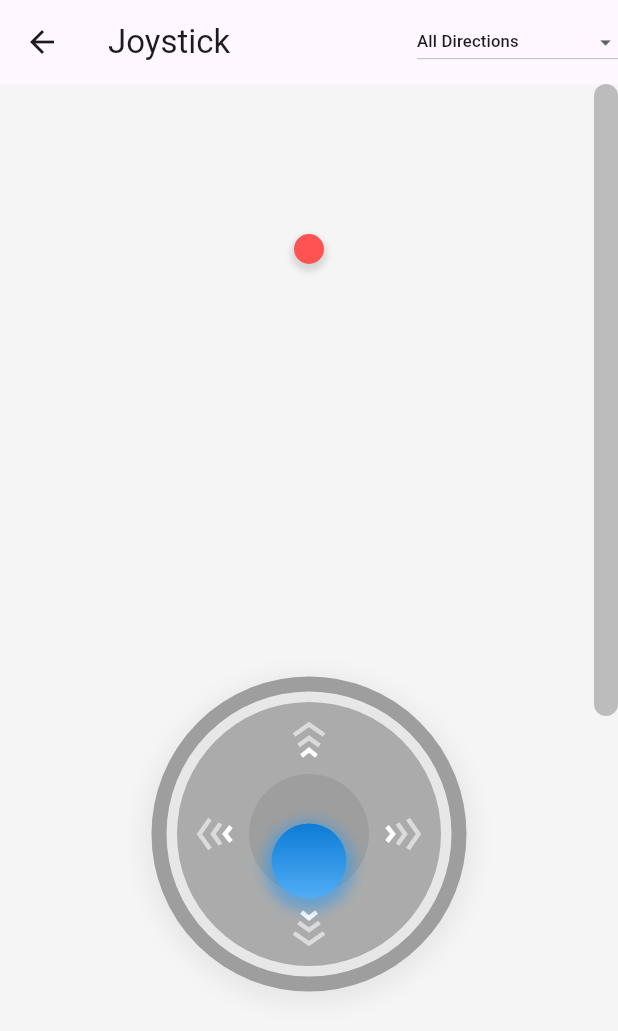
After one commit to pavelzaichyk/flutter_joystick, a Flutter app: the screen it shows after launch, after a tap on "Joystick in ScrollView", on a phone screen of 412 x 824 dp. The commit adds this screen. Shown: the top 1031 px of the screen. Run offline on Flutter 3.47's test engine with Material 3 defaults, Android fonts, the phone set to English and light mode, and no system bars.

Commit message:
Add Joystick in ScrollView sample

```diff
--- /dev/null
+++ b/example/lib/joystick_in_scrollview.dart
@@ -0,0 +1,76 @@
+import 'package:flutter/material.dart';
+import 'package:flutter_joystick/flutter_joystick.dart';
+import 'package:joystick_example/main.dart';
+
+class JoystickInScrollView extends StatefulWidget {
+  const JoystickInScrollView({super.key});
+
+  @override
+  State<JoystickInScrollView> createState() => _JoystickInScrollViewState();
+}
+
+class _JoystickInScrollViewState extends State<JoystickInScrollView> {
+  double _x = 100;
+  double _y = 100;
+  JoystickMode _joystickMode = JoystickMode.all;
+
+  @override
+  void didChangeDependencies() {
+    _x = MediaQuery.of(context).size.width / 2 - ballSize / 2;
+    super.didChangeDependencies();
+  }
+
+  @override
+  Widget build(BuildContext context) {
+    return Scaffold(
+      backgroundColor: Colors.grey.shade100,
+      appBar: AppBar(
+        title: const Text('Joystick'),
+        actions: [
+          JoystickModeDropdown(
+            mode: _joystickMode,
+            onChanged: (JoystickMode value) {
+              setState(() {
+                _joystickMode = value;
+              });
+            },
+          ),
+        ],
+      ),
+      body: SafeArea(
+        child: Stack(
+          children: [
+            Ball(_x, _y),
+            Align(
+              child: Scrollbar(
+                thickness: 16.0,
+                radius: const Radius.circular(10),
+                thumbVisibility: true,
+                child: SingleChildScrollView(
+                  child: Column(
+                    crossAxisAlignment: CrossAxisAlignment.stretch,
+                    children: [
+                      const SizedBox(height: 400),
+                      Center(
+                        child: Joystick(
+                          mode: _joystickMode,
+                          listener: (details) {
+                            setState(() {
+                              _x = _x + step * details.x;
+                              _y = _y + step * details.y;
+                            });
+                          },
+                        ),
+                      ),
+                      const SizedBox(height: 800),
+                    ],
+                  ),
+                ),
+              ),
+            ),
+          ],
+        ),
+      ),
+    );
+  }
+}
--- a/example/lib/main.dart
+++ b/example/lib/main.dart
@@ -1,5 +1,7 @@
 import 'package:flutter/material.dart';
 import 'package:flutter_joystick/flutter_joystick.dart';
+
+import 'joystick_in_scrollview.dart';
 
 void main() {
   runApp(const JoystickExampleApp());
@@ -73,6 +75,16 @@ class MainPage extends StatelessWidget {
               );
             },
             label: 'Customization',
+          ),
+          Button(
+            onPressed: () {
+              Navigator.push(
+                context,
+                MaterialPageRoute(
+                    builder: (context) => const JoystickInScrollView()),
+              );
+            },
+            label: 'Joystick in ScrollView',
           ),
         ],
       ),
--- a/lib/src/joystick.dart
+++ b/lib/src/joystick.dart
@@ -39,9 +39,6 @@ class Joystick extends StatefulWidget {
   /// Decides if the stick's initial movement animation should be included. By default [true].
   final bool includeInitialAnimation;
 
-  /// HitTestBehavior of the joystick
-  final HitTestBehavior? hitTestBehavior;
-
   const Joystick({
     super.key,
     required this.listener,
@@ -54,7 +51,6 @@ class Joystick extends StatefulWidget {
     this.onStickDragStart,
     this.onStickDragEnd,
     this.includeInitialAnimation = true,
-    this.hitTestBehavior,
   });
 
   @override
@@ -95,7 +91,6 @@ class _JoystickState extends State<Joystick> {
           child: widget.base ?? JoystickBase(mode: widget.mode),
         ),
         GestureDetector(
-          behavior: widget.hitTestBehavior,
           onPanStart: (details) => _stickDragStart(details.globalPosition),
           onPanUpdate: (details) => _stickDragUpdate(details.globalPosition),
           onPanEnd: (details) => _stickDragEnd(),
```
